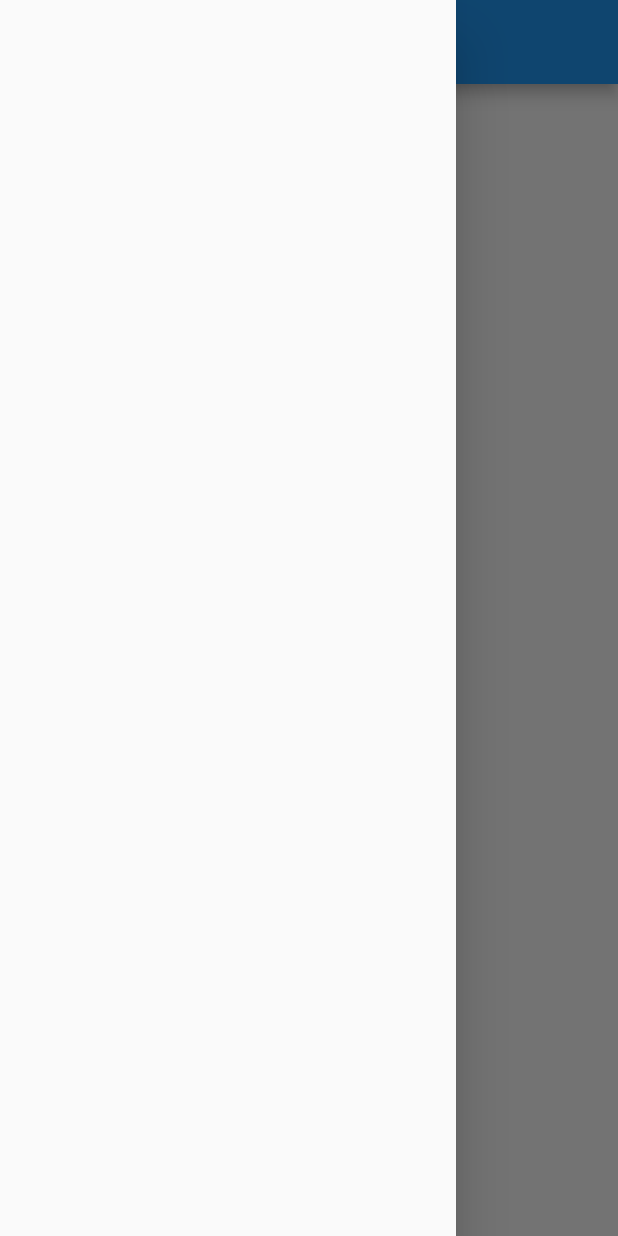
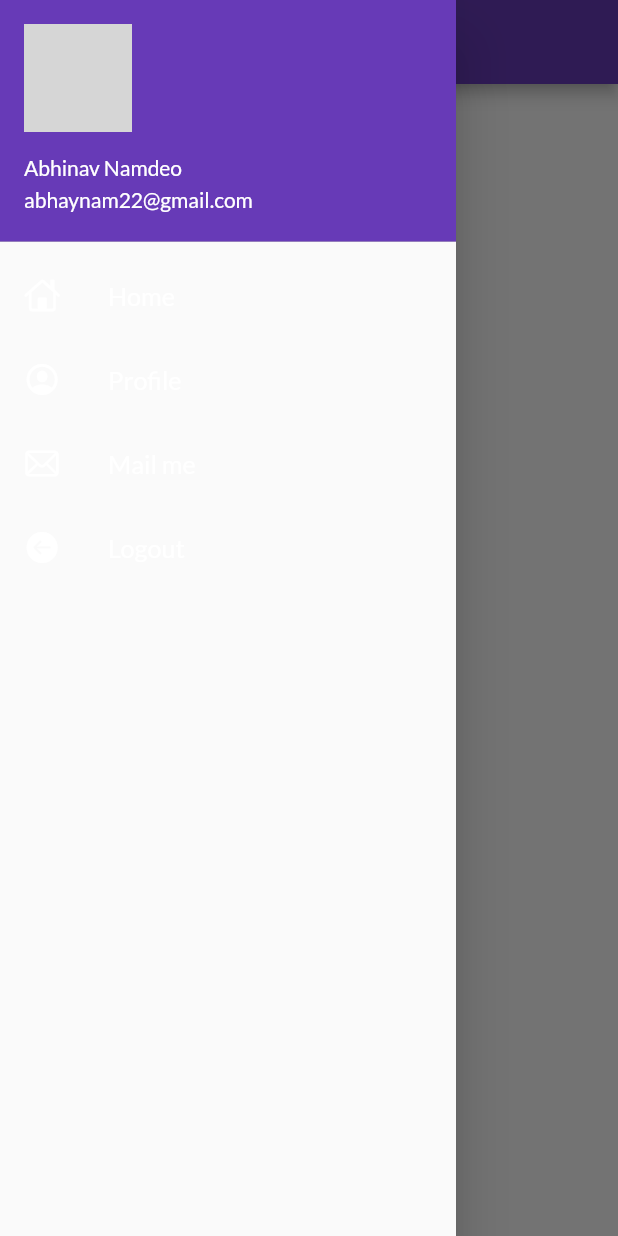
Before and after one commit to AbhinavNmdo/Flutter, a Flutter app: the HomePage screen opened by its route, with the side drawer open, on a phone screen of 412 x 824 dp. Run offline on Flutter 3.47's test engine with Material 2 defaults, Android fonts, the phone set to English and light mode, and no system bars; our stand-ins replace google_fonts; network calls fail; grey boxes are pictures that could not be loaded.

Commit message:
Add items in Drawer, Add prfile name, avatar, mail in drawer

```diff
--- a/lib/main.dart
+++ b/lib/main.dart
@@ -1,8 +1,8 @@
 import "package:flutter/material.dart";
-import 'package:flutter_catelog/login_page.dart';
+import 'package:flutter_catelog/pages/login_page.dart';
 import 'package:flutter_catelog/utils/routes.dart';
 import 'package:google_fonts/google_fonts.dart';
-import 'home_page.dart';
+import 'pages/home_page.dart';
 
 void main() {
   runApp(myApp());
@@ -13,14 +13,16 @@ class myApp extends StatelessWidget {
   Widget build(BuildContext context) {
     return MaterialApp(
       themeMode: ThemeMode.system,
+      debugShowCheckedModeBanner: false,
       theme: ThemeData(
-        primarySwatch: Colors.blue,
+        primarySwatch: Colors.deepPurple,
         primaryTextTheme: GoogleFonts.latoTextTheme(),
         fontFamily: GoogleFonts.lato().fontFamily,
       ),
       darkTheme: ThemeData(
         brightness: Brightness.dark,
       ),
+      initialRoute: MyRoutes.loginRoute,
       routes: {
         "/" : (context) => LoginPage(),
         MyRoutes.loginRoute : (context) => LoginPage(),
--- a/lib/home_page.dart
+++ b/lib/pages/home_page.dart
@@ -1,4 +1,5 @@
 import 'package:flutter/material.dart';
+import 'package:flutter_catelog/widgets/drawer.dart';
 
 class HomePage extends StatelessWidget {
   const HomePage({Key? key}) : super(key: key);
@@ -14,7 +15,7 @@ class HomePage extends StatelessWidget {
           child: Text('Welcome'),
         ),
       ),
-      drawer: Drawer(),
+      drawer: MyDrawer(),
     );
   }
 }
--- a/lib/login_page.dart
+++ b/lib/pages/login_page.dart
@@ -41,7 +41,7 @@ class _LoginPageState extends State<LoginPage> {
             Text("Welcome $name", style: const TextStyle(
               fontSize: 28,
               fontWeight: FontWeight.bold,
-              color: Colors.deepPurpleAccent,
+              color: Colors.deepPurple,
             )),
             const SizedBox(
               height: 20.0,
@@ -95,7 +95,7 @@ class _LoginPageState extends State<LoginPage> {
                       ),
                       Material(
                           borderRadius: BorderRadius.circular(changeButton ? 45 : 10),
-                          color: Colors.deepPurpleAccent,
+                          color: Colors.deepPurple,
                           child: InkWell(
                               onTap: () => goToHome(context),
                               child: AnimatedContainer(
--- /dev/null
+++ b/lib/widgets/drawer.dart
@@ -0,0 +1,79 @@
+import 'package:flutter/cupertino.dart';
+import 'package:flutter/material.dart';
+
+class MyDrawer extends StatelessWidget {
+  String imageURL = "https://avatars.githubusercontent.com/u/86583211?v=4";
+  @override
+  Widget build(BuildContext context) {
+    return Drawer(
+      child: ListView(
+        padding: EdgeInsets.zero,
+        children: [
+          DrawerHeader(
+            padding: EdgeInsets.zero,
+            child: UserAccountsDrawerHeader(
+              margin: EdgeInsets.zero,
+              accountName: Text("Abhinav Namdeo", style: TextStyle(
+                color: Colors.white,
+              ),),
+              accountEmail: Text("abhaynam22@gmail.com", style: TextStyle(
+                color: Colors.white,
+              ),),
+              currentAccountPicture: CircleAvatar(
+                backgroundImage: NetworkImage(imageURL),
+              ),
+            ),
+          ),
+          const ListTile(
+            leading: Icon(
+              CupertinoIcons.home,
+              color: Colors.white,
+            ),
+            title: Text(
+              'Home',
+              textScaleFactor: 1.2,
+              style: TextStyle(
+              color: Colors.white,
+            ),),
+          ),
+          const ListTile(
+            leading: Icon(
+              CupertinoIcons.profile_circled,
+              color: Colors.white,
+            ),
+            title: Text(
+              'Profile',
+              textScaleFactor: 1.2,
+              style: TextStyle(
+                color: Colors.white,
+              ),),
+          ),
+          const ListTile(
+            leading: Icon(
+              CupertinoIcons.mail,
+              color: Colors.white,
+            ),
+            title: Text(
+              'Mail me',
+              textScaleFactor: 1.2,
+              style: TextStyle(
+                color: Colors.white,
+              ),),
+          ),
+          const ListTile(
+            leading: Icon(
+              CupertinoIcons.arrow_left_circle_fill,
+              color: Colors.white,
+            ),
+            title: Text(
+              'Logout',
+              textScaleFactor: 1.2,
+              style: TextStyle(
+                color: Colors.white,
+              ),),
+          )
+        ],
+      ),
+    );
+  }
+}
```
Also changed, not shown: 1 other file.
